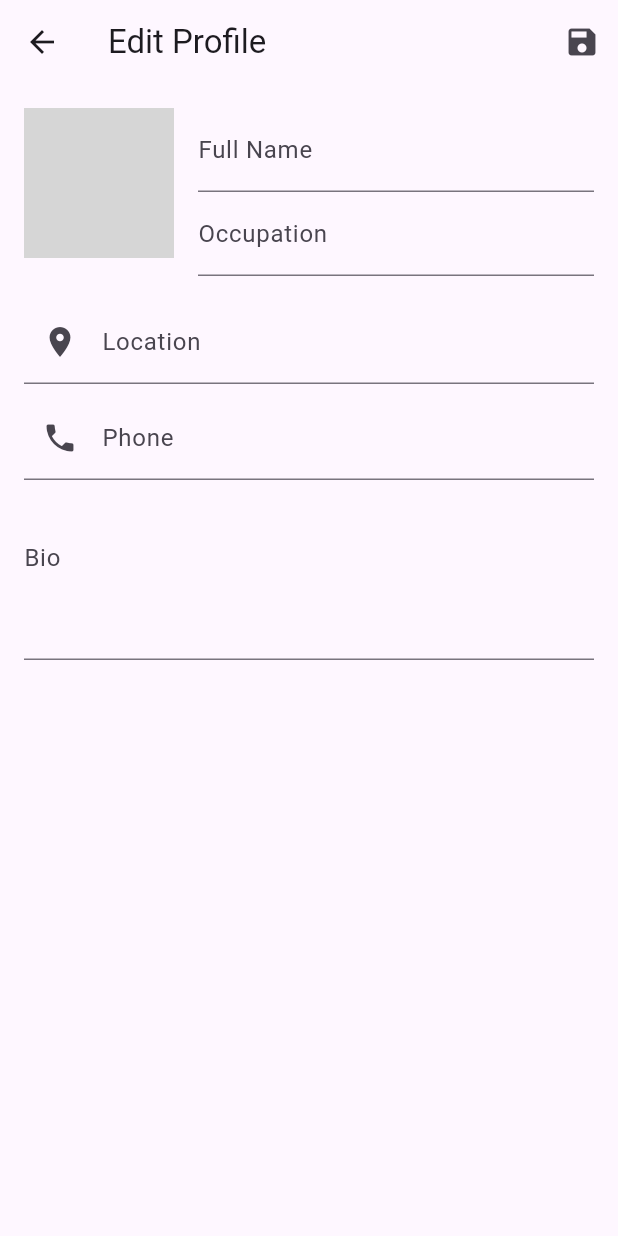
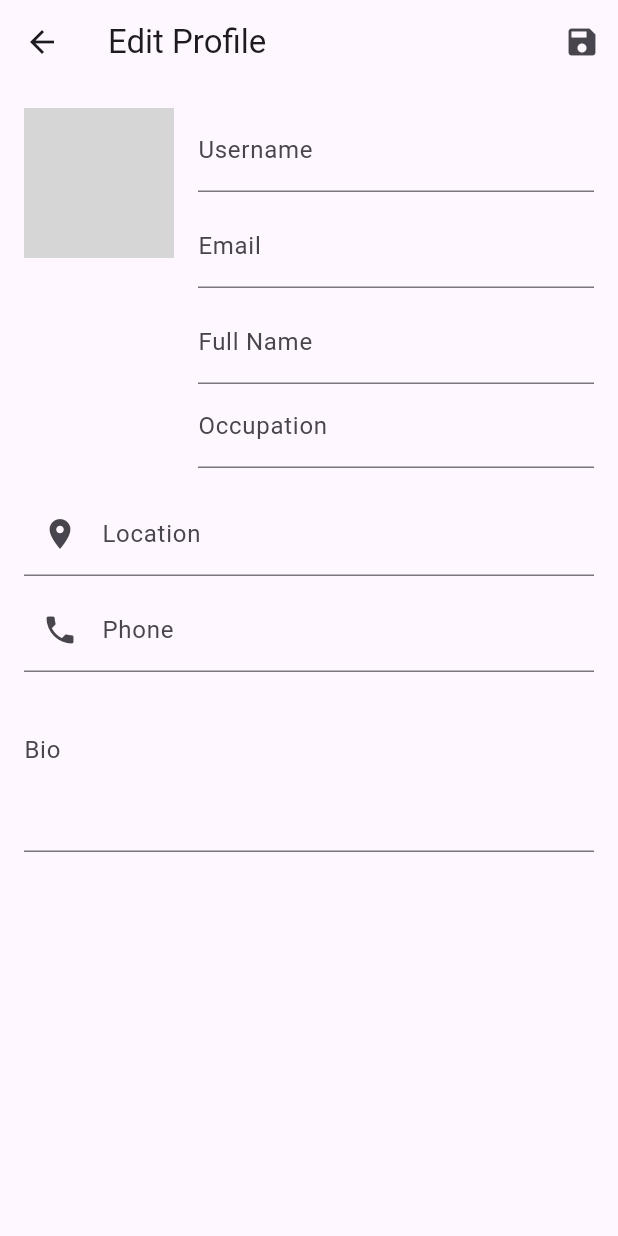
Before and after one commit to bounswe/bounswe2025group4, a Flutter app: the ProfilePage screen opened directly, after a tap on the "edit" icon, on a phone screen of 412 x 824 dp. Run offline on Flutter 3.47's test engine with Material 3 defaults, Android fonts, the phone set to English and light mode, and no system bars; our stand-ins replace freezed_annotation, image_picker, shared_preferences; accounts and stored records are empty; network calls fail; grey boxes are pictures that could not be loaded.

Commit message:
Profile last updates for mentorship change

```diff
--- a/apps/mobile/lib/core/providers/profile_provider.dart
+++ b/apps/mobile/lib/core/providers/profile_provider.dart
@@ -2,6 +2,9 @@ import 'dart:io';
 import 'package:flutter/foundation.dart';
 import '../models/full_profile.dart';
 import '../services/api_service.dart';
+import '../models/user.dart';
+import '../models/mentorship_status.dart';
+import 'dart:io';
 
 class ProfileProvider extends ChangeNotifier {
   late ApiService _apiService;
@@ -21,6 +24,11 @@ class ProfileProvider extends ChangeNotifier {
   String? get error => _error;
   bool get hasProfile => _currentUserProfile != null;
 
+  void clearCurrentUserProfile() {
+    _currentUserProfile = null;
+    notifyListeners();
+  }
+
   // Fetch current user profile
   Future<void> fetchMyProfile() async {
     try {
@@ -28,10 +36,14 @@ class ProfileProvider extends ChangeNotifier {
       _error = null;
       notifyListeners();
 
+      print('DEBUG(fetchMyProfile): calling getMyProfile()');
       final profile = await _apiService.getMyProfile();
+      print('DEBUG(fetchMyProfile): received profile: ${profile.profile}');
+      print('DEBUG(fetchMyProfile): userId = ${profile.profile.userId}');
       final userId = profile.profile.userId;
 
       final pictureUrl = await _apiService.getProfilePicture(userId);
+      print('DEBUG(fetchMyProfile): fetched picture URL: $pictureUrl');
 
       final updatedProfile = profile.profile.copyWith(
         profilePicture: pictureUrl,
@@ -489,4 +501,37 @@ class ProfileProvider extends ChangeNotifier {
       throw Exception('Failed to remove badge: $e');
     }
   }
+
+  User? _user;
+  User? get currentUser => _user;
+
+  Future<void> fetchUserDetails(int userId) async {
+    try {
+      _user = await _apiService.fetchUser(userId.toString());
+      notifyListeners();
+    } catch (e) {
+      print("Error fetching user data: $e");
+    }
+  }
+
+  Future<void> updateUser(String userId, Map<String, dynamic> userData) async {
+    try {
+      await _apiService.updateUser(userId, userData); // API çağrısı yap
+      await fetchUserDetails(int.parse(userId));      // local user bilgisini güncelle
+      notifyListeners();                              // UI'yı güncelle
+    } catch (e) {
+      print("Error updating user data: $e");
+    }
+  }
+
+  Future<void> updateMentorshipStatus(MentorshipStatus status) async {
+    try {
+      await _apiService.updateMentorshipStatus(status); // API çağrısı
+      await fetchUserDetails(int.parse(_user!.id)); // local user'ı güncelle
+      notifyListeners(); // UI'yı güncelle
+    } catch (e) {
+      print("Failed to update mentorship status: $e");
+    }
+  }
+
 }
--- a/apps/mobile/lib/features/auth/screens/sign_in_screen.dart
+++ b/apps/mobile/lib/features/auth/screens/sign_in_screen.dart
@@ -3,6 +3,7 @@ import 'package:mobile/features/main_scaffold/main_scaffold.dart';
 import 'package:mobile/features/auth/screens/sign_up_screen.dart';
 import 'package:provider/provider.dart';
 import 'package:mobile/core/providers/auth_provider.dart';
+import 'package:mobile/core/providers/profile_provider.dart';
 
 class SignInScreen extends StatefulWidget {
   const SignInScreen({super.key});
@@ -36,6 +37,9 @@ class _SignInScreenState extends State<SignInScreen> {
       if (!mounted) return;
 
       if (success) {
+        final profileProvider = Provider.of<ProfileProvider>(context, listen: false);
+        profileProvider.clearCurrentUserProfile();
+        await profileProvider.fetchMyProfile();
         Navigator.pushReplacement(
           context,
           MaterialPageRoute(builder: (context) => const MainScaffold()),
--- a/apps/mobile/lib/features/auth/screens/sign_up_screen.dart
+++ b/apps/mobile/lib/features/auth/screens/sign_up_screen.dart
@@ -5,6 +5,7 @@ import 'package:provider/provider.dart';
 import 'package:mobile/core/providers/auth_provider.dart';
 import 'package:mobile/core/models/user_type.dart';
 import 'package:mobile/core/models/mentorship_status.dart';
+import 'package:mobile/core/providers/profile_provider.dart';
 
 class SignUpScreen extends StatefulWidget {
   const SignUpScreen({super.key});
@@ -69,6 +70,9 @@ class _SignUpScreenState extends State<SignUpScreen> {
         if (!mounted) return;
 
         if (success) {
+          final profileProvider = Provider.of<ProfileProvider>(context, listen: false);
+          profileProvider.clearCurrentUserProfile();
+          await profileProvider.fetchMyProfile();
           Navigator.pushReplacement(
             context,
             MaterialPageRoute(builder: (context) => const MainScaffold()),
--- a/apps/mobile/lib/features/profile/screens/edit_profile_page.dart
+++ b/apps/mobile/lib/features/profile/screens/edit_profile_page.dart
@@ -17,6 +17,8 @@ class _EditProfilePageState extends State<EditProfilePage> {
   late TextEditingController _locationController;
   late TextEditingController _phoneController;
   late TextEditingController _occupationController;
+  late TextEditingController _usernameController;
+  late TextEditingController _emailController;
 
   @override
   void initState() {
@@ -30,6 +32,9 @@ class _EditProfilePageState extends State<EditProfilePage> {
     _phoneController = TextEditingController(text: profile?.phone);
     _occupationController =
         TextEditingController(text: profile?.occupation);
+    final user = Provider.of<ProfileProvider>(context, listen: false).currentUser;
+    _usernameController = TextEditingController(text: user?.username);
+    _emailController = TextEditingController(text: user?.email);
   }
 
   @override
@@ -39,6 +44,8 @@ class _EditProfilePageState extends State<EditProfilePage> {
     _locationController.dispose();
     _phoneController.dispose();
     _occupationController.dispose();
+    _usernameController.dispose();
+    _emailController.dispose();
     super.dispose();
   }
 
@@ -53,6 +60,13 @@ class _EditProfilePageState extends State<EditProfilePage> {
         'phone': _phoneController.text,
         'occupation': _occupationController.text,
       });
+      profileProvider.updateUser(
+        profileProvider.currentUser!.id,
+        {
+          'username': _usernameController.text,
+          'email': _emailController.text,
+        },
+      );
       Navigator.pop(context);
     }
   }
@@ -99,6 +113,16 @@ class _EditProfilePageState extends State<EditProfilePage> {
                   Expanded(
                     child: Column(
                       children: [
+                        TextFormField(
+                          controller: _usernameController,
+                          decoration: const InputDecoration(labelText: 'Username'),
+                        ),
+                        const SizedBox(height: 8),
+                        TextFormField(
+                          controller: _emailController,
+                          decoration: const InputDecoration(labelText: 'Email'),
+                        ),
+                        const SizedBox(height: 8),
                         TextFormField(
                           controller: _nameController,
                           decoration: const InputDecoration(
--- a/apps/mobile/lib/features/profile/screens/profile_page.dart
+++ b/apps/mobile/lib/features/profile/screens/profile_page.dart
@@ -9,6 +9,7 @@ import '../widgets/editable_chip_list.dart';
 import '../widgets/badge_list.dart';
 import '../widgets/education_list.dart';
 import 'edit_profile_page.dart';
+import '../../../core/models/mentorship_status.dart';
 
 
 class ProfilePage extends StatefulWidget {
@@ -24,10 +25,16 @@ class _ProfilePageState extends State<ProfilePage> {
   void initState() {
     super.initState();
 
-    WidgetsBinding.instance.addPostFrameCallback((_) {
+    WidgetsBinding.instance.addPostFrameCallback((_) async {
       final profileProvider =
-          Provider.of<ProfileProvider>(context, listen: false);
-      profileProvider.fetchMyProfile();
+      Provider.of<ProfileProvider>(context, listen: false);
+
+      await profileProvider.fetchMyProfile();
+
+      final userId = profileProvider.currentUserProfile?.profile.userId;
+      if (userId != null) {
+        await profileProvider.fetchUserDetails(userId);
+      }
     });
   }
 
@@ -148,6 +155,7 @@ class _ProfilePageState extends State<ProfilePage> {
   }
 
   Widget _buildProfileHeader(profile) {
+    final user = Provider.of<ProfileProvider>(context, listen: false).currentUser;
     return Row(
       crossAxisAlignment: CrossAxisAlignment.start,
       children: [
@@ -166,6 +174,15 @@ class _ProfilePageState extends State<ProfilePage> {
           child: Column(
             crossAxisAlignment: CrossAxisAlignment.start,
             children: [
+              Text(
+                'Username: ${user?.username}',
+                style: TextStyle(fontSize: 14, color: Colors.grey[700]),
+              ),
+
+              Text(
+                'Email: ${user?.email}',
+                style: TextStyle(fontSize: 14, color: Colors.grey[700]),
+              ),
               Text(
                 profile.fullName,
                 style: const TextStyle(
@@ -213,6 +230,32 @@ class _ProfilePageState extends State<ProfilePage> {
                   profile.bio!,
                   style: const TextStyle(fontSize: 14),
                 ),
+
+              const SizedBox(height: 12),
+              Consumer<ProfileProvider>(
+                builder: (context, provider, _) {
+                  final user = provider.currentUser;
+                  if (user == null) return SizedBox();
+
+                  return DropdownButton<MentorshipStatus>(
+                    value: user.mentorshipStatus,
+                    items: MentorshipStatus.values
+                        .map((status) => DropdownMenuItem(
+                      value: status,
+                      child: Text(status.name),
+                    ))
+                        .toList(),
+                    onChanged: (value) async {
+                      if (value != null) {
+                        await provider.updateMentorshipStatus(value);
+                        await provider.fetchUserDetails(int.parse(user.id));
+                      }
+                    },
+                    hint: const Text("Change mentorship status"),
+                  );
+                },
+              ),
+
             ],
           ),
         ),
--- a/apps/mobile/lib/features/profile/widgets/profile_picture.dart
+++ b/apps/mobile/lib/features/profile/widgets/profile_picture.dart
@@ -1,8 +1,11 @@
 import 'dart:io';
+import 'dart:typed_data';
 import 'package:flutter/material.dart';
 import 'package:image_picker/image_picker.dart';
 import 'package:provider/provider.dart';
+import 'package:http/http.dart' as http;
 import '../../../core/providers/profile_provider.dart';
+import '../../../core/providers/auth_provider.dart';
 
 class ProfilePicture extends StatefulWidget {
   final double size;
@@ -45,6 +48,25 @@ class _ProfilePictureState extends State<ProfilePicture> {
       }
     }
   }
+  Future<Uint8List?> _fetchImageWithAuth(String url, String token) async {
+    try {
+      print('🔍 Fetching image with token: $token');
+
+      final response = await http.get(Uri.parse(url), headers: {
+        'Authorization': 'Bearer $token',
+      });
+
+      if (response.statusCode == 200) {
+        return response.bodyBytes;
+      } else {
+        print('Image fetch error: ${response.statusCode}');
+        return null;
+      }
+    } catch (e) {
+      print('Image fetch exception: $e');
+      return null;
+    }
+  }
 
   Future<void> _deleteImage(BuildContext context) async {
     try {
@@ -79,37 +101,41 @@ class _ProfilePictureState extends State<ProfilePicture> {
   Widget build(BuildContext context) {
     return Consumer<ProfileProvider>(
       builder: (context, provider, child) {
-        final profilePictureUrl = provider.currentUserProfile?.profile.profilePicture;
-
+        final profilePictureUrl = provider.currentUserProfile?.profile.profilePicture ?? '';
+        print("profilePictureUrltestttttt: $profilePictureUrl");
+        final token = Provider.of<AuthProvider>(context, listen: false).token ?? '';
         return GestureDetector(
           onTap: widget.isEditable ? () => _pickImage(context) : null,
           child: Stack(
             alignment: Alignment.center,
             children: [
-              CircleAvatar(
-                key: ValueKey(profilePictureUrl),
-                radius: widget.size / 2,
-                backgroundColor: Colors.grey[300],
-                child: (profilePictureUrl == null || profilePictureUrl.isEmpty || profilePictureUrl.contains('placeholder'))
-                    ? Icon(
-                  Icons.person,
-                  size: widget.size / 2,
-                  color: Colors.grey[600],
-                )
-                    : ClipOval(
-                  child: Image.network(
-                    profilePictureUrl,
-                    key: UniqueKey(),
-                    width: widget.size,
-                    height: widget.size,
-                    fit: BoxFit.cover,
-                    errorBuilder: (context, error, stackTrace) => Icon(Icons.person),
-                  ),
-                ),
+              FutureBuilder<Uint8List?>(
+                future: profilePictureUrl.isNotEmpty
+                    ? _fetchImageWithAuth(profilePictureUrl, token)
+                    : Future.value(null),
+                builder: (context, snapshot) {
+                  if (snapshot.connectionState == ConnectionState.waiting) {
+                    return CircleAvatar(
+                      radius: widget.size / 2,
+                      backgroundColor: Colors.grey[300],
+                      child: const CircularProgressIndicator(),
+                    );
+                  } else if (snapshot.hasData) {
+                    return CircleAvatar(
+                      radius: widget.size / 2,
+                      backgroundImage: MemoryImage(snapshot.data!),
+                    );
+                  } else {
+                    return CircleAvatar(
+                      radius: widget.size / 2,
+                      backgroundColor: Colors.grey[300],
+                      child: Icon(Icons.person, size: widget.size / 2, color: Colors.grey[600]),
+                    );
+                  }
+                },
               ),
 
-
-              if (widget.isEditable && (profilePictureUrl?.isNotEmpty ?? false))
+              if (widget.isEditable && profilePictureUrl.isNotEmpty)
                 Positioned(
                   bottom: 0,
                   left: 0,
@@ -118,7 +144,6 @@ class _ProfilePictureState extends State<ProfilePicture> {
                     onPressed: () => _deleteImage(context),
                   ),
                 ),
-
 
               if (widget.isEditable)
                 Positioned(
```
Also changed, not shown: apps/mobile/lib/core/services/api_service.dart (+37 -0 lines), apps/mobile/lib/features/profile/screens/user_profile_view.dart (+14 -0 lines).
